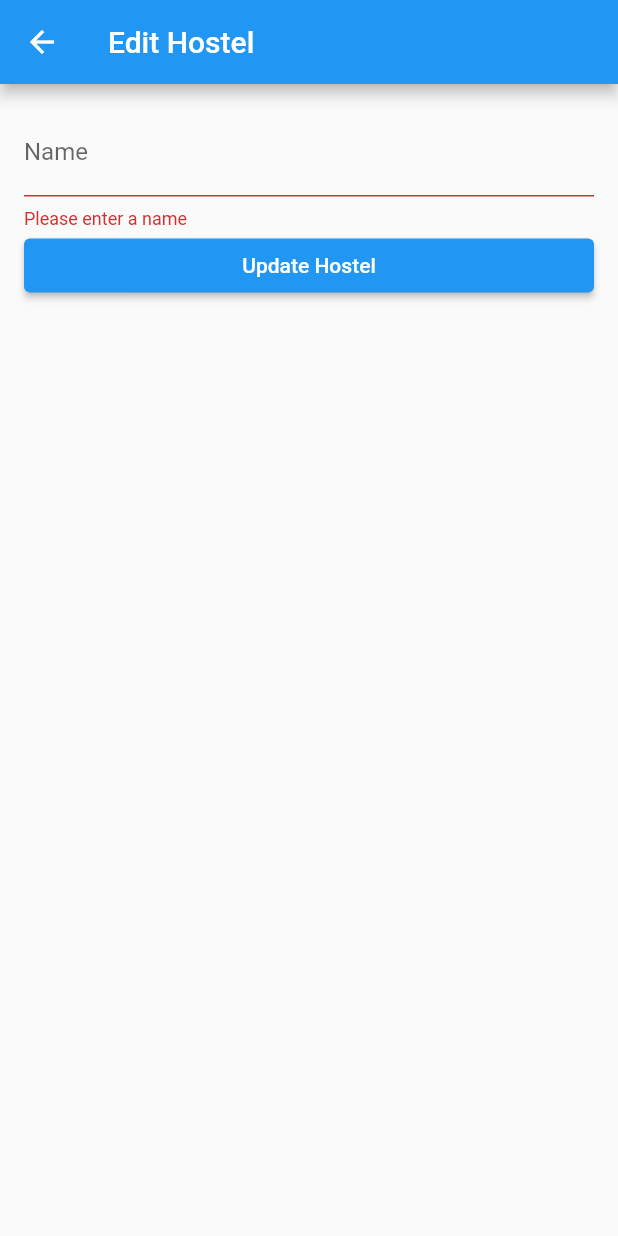
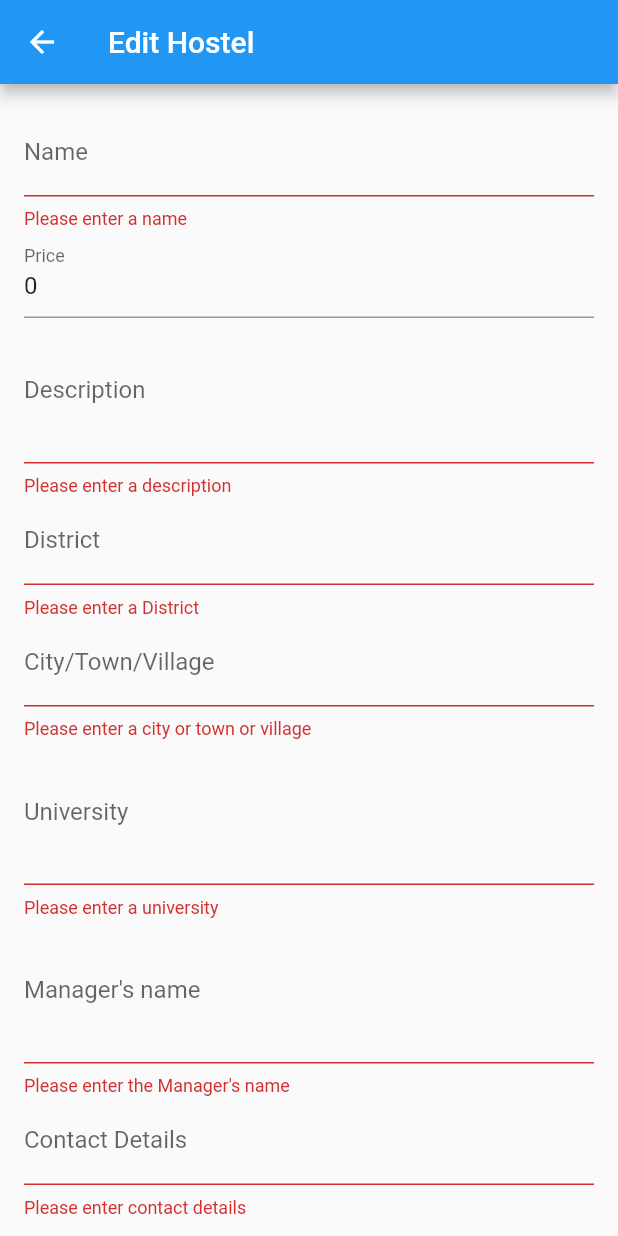
Before and after one commit to makangachristopher/hostelbooking_app, a Flutter app: the EditHostelScreen screen opened directly with empty values, after a tap on "Update Hostel", on a phone screen of 412 x 824 dp. Run offline on Flutter 3.47's test engine with Material 2 defaults, Android fonts, the phone set to English and light mode, and no system bars; our stand-ins replace badges, cached_network_image, carousel_slider, cloud_firestore, country_code_picker, firebase_auth and 7 more; accounts and stored records are empty.

Commit message:
edit hostel

```diff
--- a/lib/screens/edit_hostel.dart
+++ b/lib/screens/edit_hostel.dart
@@ -55,7 +55,6 @@ class _EditHostelScreenState extends State<EditHostelScreen> {
 
   Future<void> _updateHostel() async {
     if (_formKey.currentState!.validate()) {
-      // Update the hostel data based on form fields
       Map<String, dynamic> updatedHostelData = {
         'name': name,
         'imageURL': imageUrl,
@@ -71,19 +70,15 @@ class _EditHostelScreenState extends State<EditHostelScreen> {
         'doubleRoomsAvailability': doubleRoomsAvailability,
         'singleRoomsAvailability': singleRoomsAvailability,
         'tripleRoomsAvailability': tripleRoomsAvailability,
-        // ... Add other fields ...
       };
 
-      // Update the data in Firestore
       await hostelFirebaseService.updateHostel(
-        widget.hostelData['id'], // Use the hostel ID from the existing data
+        widget.hostelData['id'],
       );
 
-      Navigator.pop(context); // Go back to previous screen
+      Navigator.pop(context);
     }
   }
-
-  // ... Add other functions ...
 
   @override
   void initState() {
@@ -115,7 +110,117 @@ class _EditHostelScreenState extends State<EditHostelScreen> {
                 name = value!;
               },
             ),
-            // ... Other form fields ...
+            TextFormField(
+              decoration: InputDecoration(labelText: 'Price'),
+              initialValue: price.toString(),
+              keyboardType: TextInputType.number,
+              validator: (value) {
+                if (value!.isEmpty) {
+                  return 'Please enter a price';
+                }
+                return null;
+              },
+              onSaved: (value) {
+                price = int.parse(value!);
+              },
+            ),
+            TextFormField(
+              decoration: InputDecoration(labelText: 'Description'),
+              initialValue: description,
+              maxLines: 3,
+              validator: (value) {
+                if (value!.isEmpty) {
+                  return 'Please enter a description';
+                }
+                return null;
+              },
+              onSaved: (value) {
+                description = value!;
+              },
+            ),
+            TextFormField(
+              decoration: InputDecoration(labelText: 'District'),
+              initialValue: district,
+              validator: (value) {
+                if (value!.isEmpty) {
+                  return 'Please enter a District';
+                }
+                return null;
+              },
+              onSaved: (value) {
+                district = value!;
+              },
+            ),
+            TextFormField(
+              decoration: InputDecoration(labelText: 'City/Town/Village'),
+              initialValue: town,
+              validator: (value) {
+                if (value!.isEmpty) {
+                  return 'Please enter a city or town or village';
+                }
+                return null;
+              },
+              onSaved: (value) {
+                town = value!;
+              },
+            ),
+            TextFormField(
+              decoration: InputDecoration(labelText: 'University'),
+              initialValue: university,
+              maxLines: 3,
+              validator: (value) {
+                if (value!.isEmpty) {
+                  return 'Please enter a university';
+                }
+                return null;
+              },
+              onSaved: (value) {
+                university = value!;
+              },
+            ),
+            TextFormField(
+              decoration: InputDecoration(labelText: 'Manager\'s name'),
+              maxLines: 3,
+              initialValue: manager,
+              validator: (value) {
+                if (value!.isEmpty) {
+                  return 'Please enter the Manager\'s name';
+                }
+                return null;
+              },
+              onSaved: (value) {
+                manager = value!;
+              },
+            ),
+            TextFormField(
+              decoration: InputDecoration(labelText: 'Contact Details'),
+              initialValue: contact,
+              keyboardType: TextInputType.number,
+              validator: (value) {
+                if (value!.isEmpty) {
+                  return 'Please enter contact details';
+                }
+                return null;
+              },
+              onSaved: (value) {
+                contact = value!;
+              },
+            ),
+            TextFormField(
+              decoration: InputDecoration(labelText: 'Amenities'),
+              maxLines: 3,
+              validator: (value) {
+                if (value!.isEmpty) {
+                  return 'Please enter amenities';
+                }
+                return null;
+              },
+              onSaved: (value) {
+                setState(() {
+                  amenities.add(value!);
+                });
+              },
+            ),
             ElevatedButton(
               onPressed: _updateHostel,
               child: Text('Update Hostel'),
```
